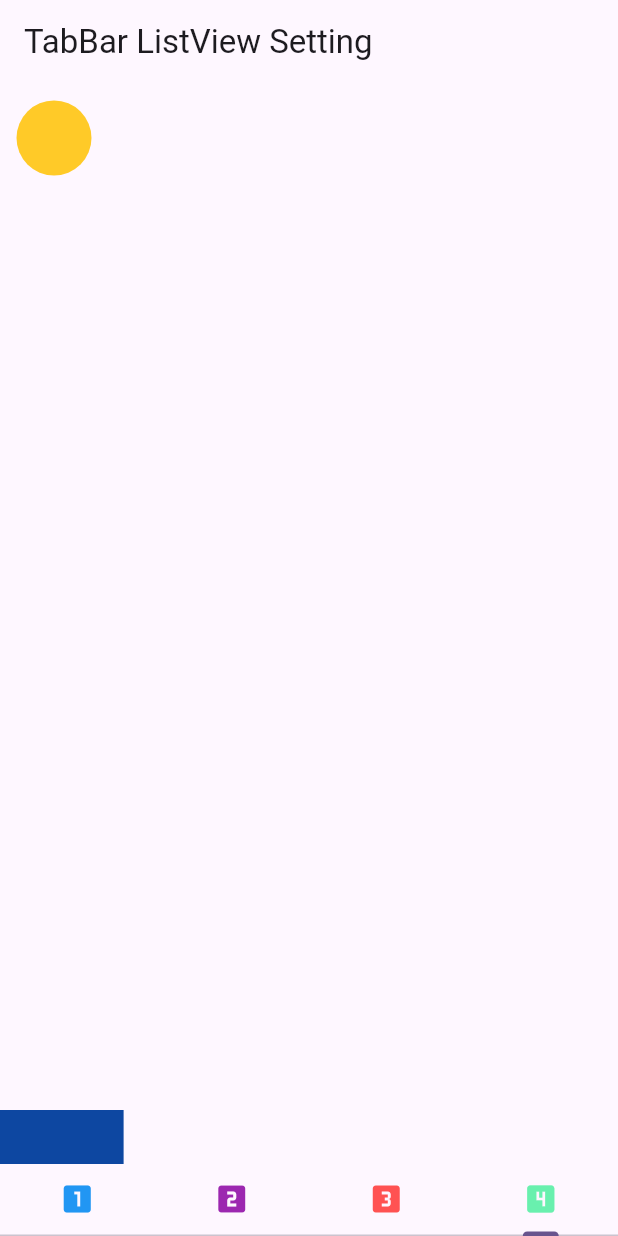
After one commit to eibrin/eibFlutter, a Flutter app: the screen it shows after launch, item 4 of the bottom bar chosen, on a phone screen of 412 x 824 dp. The commit adds this screen. Run offline on Flutter 3.47's test engine with Material 3 defaults, Android fonts, the phone set to English and light mode, and no system bars; our stand-ins replace flutter_dotenv.

Commit message:
animation

```diff
--- a/lib/main.dart
+++ b/lib/main.dart
@@ -1,4 +1,5 @@
 import 'package:flutter/material.dart';
+import 'package:widget_master/pages/animation/pong_like.dart';
 import 'package:widget_master/pages/third_page.dart';
 import 'parts/member_item.dart';
 import 'pages/first_page.dart';
@@ -49,7 +50,8 @@ class _MyHomePageState extends State<MyHomePage>
         children: <Widget>[
           FirstPage(list: memberList),
           SecondPage(),
-          ThirdPage()
+          ThirdPage(),
+          PongLike(),
         ],
         controller: controller,
       ),
@@ -63,6 +65,9 @@ class _MyHomePageState extends State<MyHomePage>
           ),
           Tab(
             icon: Icon(Icons.looks_3, color: Colors.redAccent),
+          ),
+          Tab(
+            icon: Icon(Icons.looks_4, color: Colors.greenAccent),
           ),
         ],
         controller: controller,
@@ -80,7 +85,7 @@ class _MyHomePageState extends State<MyHomePage>
   @override
   void initState() {
     super.initState();
-    controller = TabController(length: 3, vsync: this);
+    controller = TabController(length: 4, vsync: this);
 
     memberList.add(MemberItem(path: 'lib/resources/img1.png', name: 'michael'));
     memberList.add(MemberItem(path: 'lib/resources/img2.png', name: 'jessi'));
--- /dev/null
+++ b/lib/pages/animation/ball.dart
@@ -0,0 +1,18 @@
+import 'package:flutter/material.dart';
+
+class Ball extends StatelessWidget {
+  const Ball({super.key});
+
+  @override
+  Widget build(BuildContext context) {
+    final double diam = 50;
+    return Container(
+      width: diam,
+      height: diam,
+      decoration: new BoxDecoration(
+        color: Colors.amber[400],
+        shape: BoxShape.circle,
+      ),
+    );
+  }
+}
--- /dev/null
+++ b/lib/pages/animation/bar.dart
@@ -0,0 +1,16 @@
+import 'package:flutter/material.dart';
+
+class Bar extends StatelessWidget {
+  final double width;
+  final double height;
+  Bar(this.width, this.height);
+
+  @override
+  Widget build(BuildContext context) {
+    return Container(
+      width: width,
+      height: height,
+      decoration: new BoxDecoration(color: Colors.blue[900]),
+    );
+  }
+}
--- /dev/null
+++ b/lib/pages/animation/pong_like.dart
@@ -0,0 +1,69 @@
+import 'package:flutter/material.dart';
+
+import 'ball.dart';
+import 'bar.dart';
+
+class PongLike extends StatefulWidget {
+  const PongLike({super.key});
+
+  @override
+  State<PongLike> createState() => _PongLikeState();
+}
+
+class _PongLikeState extends State<PongLike>
+    with SingleTickerProviderStateMixin {
+  double width = 0;
+  double height = 0;
+  double posX = 0;
+  double posY = 0;
+  double barWidth = 0;
+  double barHeight = 0;
+  double barPosition = 0;
+
+  late Animation<double> animation;
+  late AnimationController controller;
+
+  @override
+  void initState() {
+    posX = 0;
+    posY = 0;
+    controller = AnimationController(
+      vsync: this,
+      duration: const Duration(seconds: 3),
+    );
+
+    animation = Tween<double>(begin: 0, end: 100).animate(controller);
+    animation.addListener(() {
+      setState(() {
+        posX++;
+        posY++;
+      });
+    });
+    controller.forward();
+    super.initState();
+  }
+
+  @override
+  Widget build(BuildContext context) {
+    return SafeArea(
+      child: LayoutBuilder(
+          builder: (BuildContext context, BoxConstraints constraints) {
+        height = constraints.maxHeight;
+        width = constraints.maxWidth;
+        barWidth = width / 5;
+        barHeight = height / 20;
+
+        return Stack(
+          children: [
+            Positioned(
+              child: Ball(),
+              top: posX,
+              left: posY,
+            ),
+            Positioned(child: Bar(barWidth, barHeight), bottom: 0),
+          ],
+        );
+      }),
+    );
+  }
+}
```
